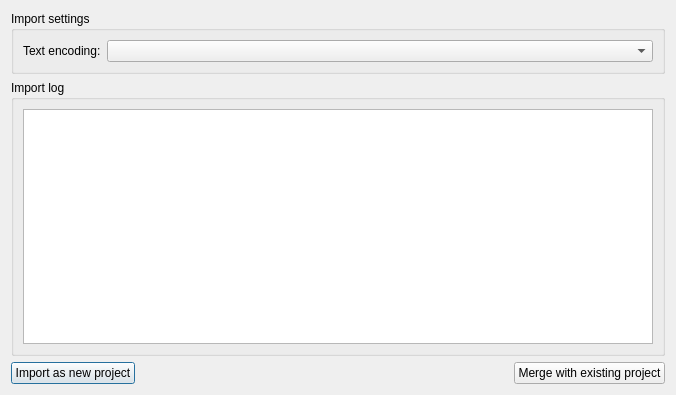
Old version of the form SIM-VICUS/src/SVImportIDFDialog.ui in the repository ghorwin/SIM-VICUS.
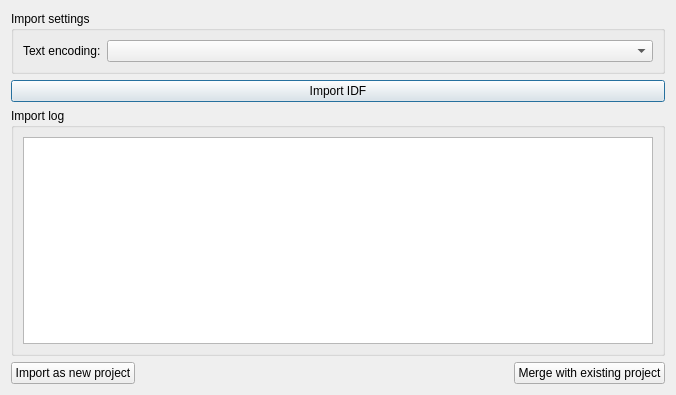
New version of the form.

Commit message: Import log support added. Default colors for newly added DB elements.

The edit to the form file:
```diff
--- a/SIM-VICUS/src/SVImportIDFDialog.ui
+++ b/SIM-VICUS/src/SVImportIDFDialog.ui
@@ -40,6 +40,13 @@
      </layout>
     </widget>
    </item>
+   <item>
+    <widget class="QPushButton" name="pushButtonImport">
+     <property name="text">
+      <string>Import IDF</string>
+     </property>
+    </widget>
+   </item>
    <item>
     <widget class="QGroupBox" name="groupBox_2">
      <property name="title">
@@ -47,7 +54,11 @@
      </property>
      <layout class="QVBoxLayout" name="verticalLayout">
       <item>
-       <widget class="QPlainTextEdit" name="plainTextEdit"/>
+       <widget class="QPlainTextEdit" name="plainTextEdit">
+        <property name="readOnly">
+         <bool>true</bool>
+        </property>
+       </widget>
       </item>
      </layout>
     </widget>
```
The commit also changes 2 other files.
